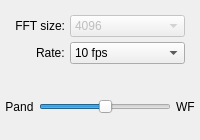
First picture: the form in qtgui/dockfft.ui, repository gqrx-sdr/gqrx, before the edit.
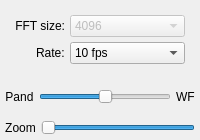
Second picture: the form after the edit. Icons and pictures are not drawn.

Commit message: Add zoom support.

Patch:
```diff
--- a/qtgui/dockfft.ui
+++ b/qtgui/dockfft.ui
@@ -221,6 +221,45 @@
       </item>
      </layout>
     </item>
+    <item>
+     <layout class="QHBoxLayout" name="fftSettingsZoomLayout">
+      <item>
+       <widget class="QLabel" name="wfLabel_2">
+        <property name="text">
+         <string>Zoom</string>
+        </property>
+        <property name="alignment">
+         <set>Qt::AlignCenter</set>
+        </property>
+       </widget>
+      </item>
+      <item>
+       <widget class="QSlider" name="fftZoomSlider">
+        <property name="toolTip">
+         <string>Pandapter and waterfall zoom</string>
+        </property>
+        <property name="minimum">
+         <number>1</number>
+        </property>
+        <property name="maximum">
+         <number>100</number>
+        </property>
+        <property name="value">
+         <number>100</number>
+        </property>
+        <property name="orientation">
+         <enum>Qt::Horizontal</enum>
+        </property>
+        <property name="invertedAppearance">
+         <bool>true</bool>
+        </property>
+        <property name="invertedControls">
+         <bool>true</bool>
+        </property>
+       </widget>
+      </item>
+     </layout>
+    </item>
    </layout>
   </widget>
  </widget>
```
The commit also changes 5 other files.
